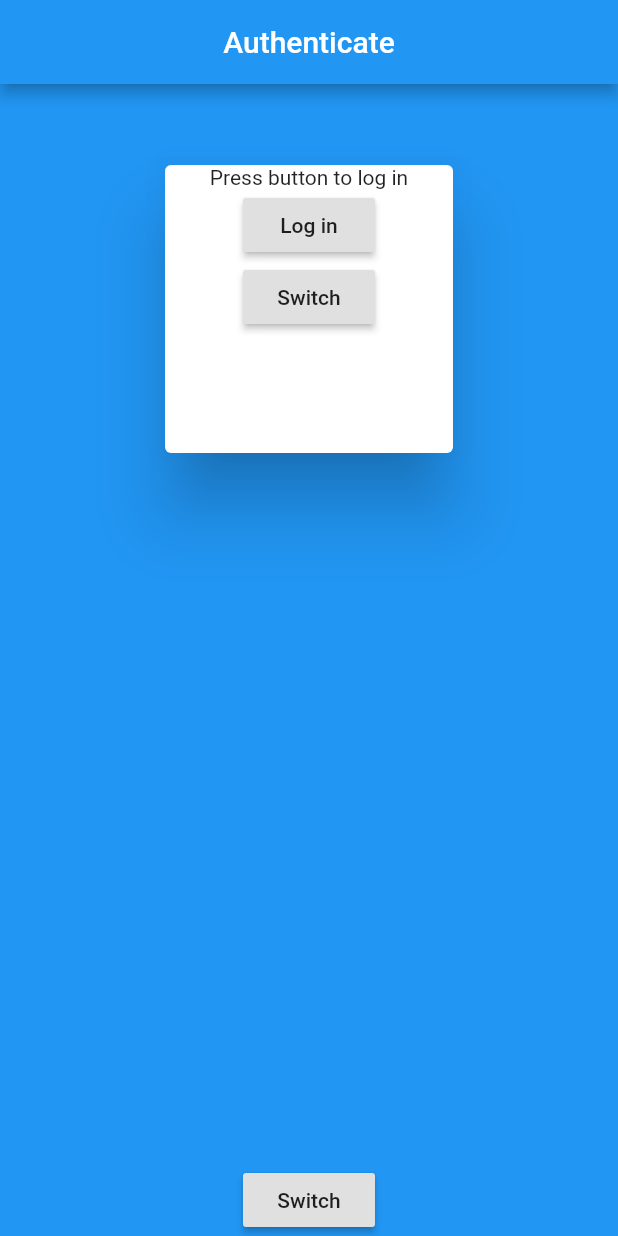
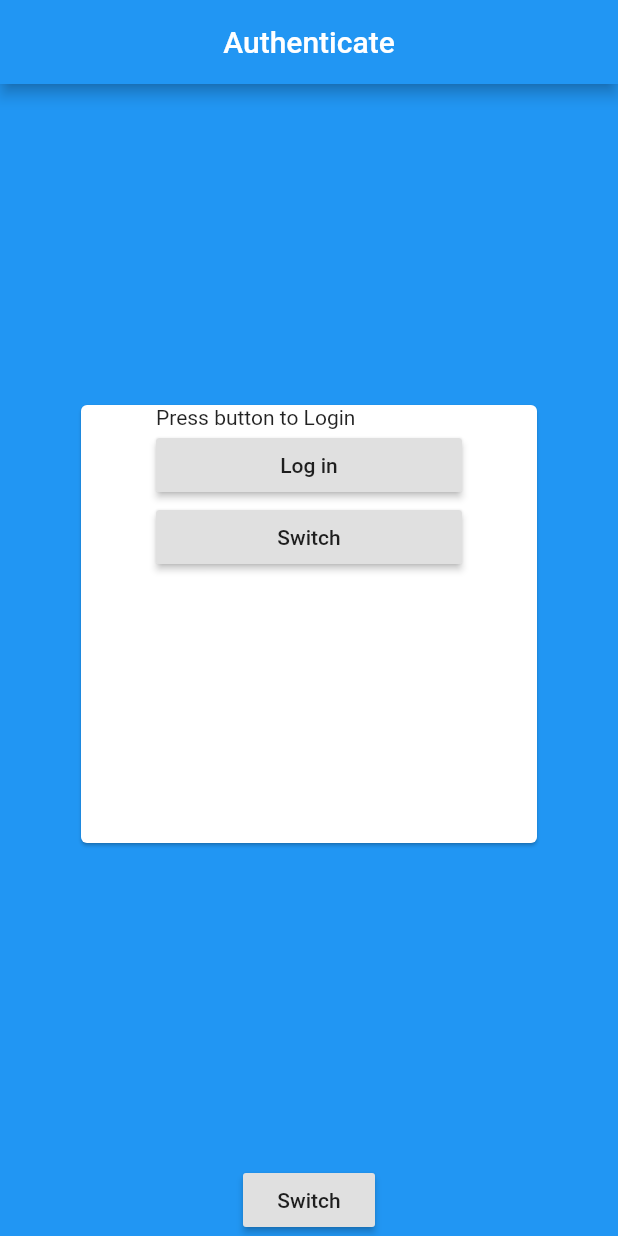
Before and after one commit to djurobrah/flutter_fire_auth, a Flutter app: the screen it shows after launch, after a tap on "Switch", on a phone screen of 412 x 824 dp. Run offline on Flutter 3.47's test engine with Material 2 defaults, Android fonts, the phone set to English and light mode, and no system bars; our stand-ins replace fluro; statements that could not run were skipped.

Commit message:
Using AnimatedWidget to switch auth cards.

```diff
--- /dev/null
+++ b/lib/AnimatedAuthCard.dart
@@ -0,0 +1,20 @@
+import 'package:flutter/material.dart';
+import 'package:flutter/animation.dart';
+
+class AnimatedAuthCard extends AnimatedWidget {
+  static final _heightTween = Tween<double>(begin: 0, end: 300);
+  final Widget child;
+
+  AnimatedAuthCard({Key key, Animation<double> animation, this.child})
+      : super(key: key, listenable: animation);
+
+  @override
+  Widget build(BuildContext context) {
+    final Animation<double> animation = listenable as Animation<double>;
+    return Container(
+      margin: EdgeInsets.symmetric(horizontal: 50),
+      height: _heightTween.evaluate(animation),
+      child: Card(child: child),
+    );
+  }
+}
--- a/lib/AuthPage.dart
+++ b/lib/AuthPage.dart
@@ -1,4 +1,6 @@
 import 'package:flutter/material.dart';
+import 'package:flutter_fire_auth/AnimatedAuthCard.dart';
+
 import 'package:flutter_fire_auth/LogInWidget.dart';
 import 'package:flutter_fire_auth/RegisterWidget.dart';
 
@@ -7,7 +9,8 @@ class AuthPage extends StatefulWidget {
   _AuthPageState createState() => _AuthPageState();
 }
 
-class _AuthPageState extends State<AuthPage> {
+class _AuthPageState extends State<AuthPage>
+    with SingleTickerProviderStateMixin {
   Widget _displayedWidget = LogInWidget();
 
   void _changeWidget() {
@@ -18,6 +21,42 @@ class _AuthPageState extends State<AuthPage> {
     });
   }
 
+  Animation<double> animation;
+  AnimationController controller;
+
+  void _setupAnimation() {
+    controller = AnimationController(
+      duration: const Duration(milliseconds: 700),
+      vsync: this,
+    );
+    animation = controller.drive(
+      CurveTween(curve: Curves.easeOutBack),
+    )..addStatusListener((status) {
+        if (status == AnimationStatus.completed) {
+          print('completed');
+//          _changeWidget();
+        }
+        if (status == AnimationStatus.dismissed) {
+          print('dismissed');
+          controller.forward();
+          _changeWidget();
+        }
+      });
+    controller.forward();
+  }
+
+  @override
+  void initState() {
+    super.initState();
+    _setupAnimation();
+  }
+
+  @override
+  void dispose() {
+    controller.dispose();
+    super.dispose();
+  }
+
   @override
   Widget build(BuildContext context) {
     return Scaffold(
@@ -26,23 +65,22 @@ class _AuthPageState extends State<AuthPage> {
           child: Text('Authenticate'),
         ),
       ),
-      body: Center(
-        child: Column(
-          children: <Widget>[
-            AnimatedSwitcher(
-              duration: const Duration(milliseconds: 450),
+      body: Column(
+        mainAxisAlignment: MainAxisAlignment.center,
+        children: <Widget>[
+          Expanded(child: Container()),
+          Center(
+            child: AnimatedAuthCard(
+              animation: animation,
               child: _displayedWidget,
-              transitionBuilder: (Widget child, Animation<double> animation) =>
-                  ScaleTransition(child: child, scale: animation),
-              reverseDuration: const Duration(milliseconds: 450),
             ),
-            Flexible(child: Container(),),
-            RaisedButton(
-              child: Text("Switch"),
-              onPressed: () => _changeWidget(),
-            ),
-          ],
-        ),
+          ),
+          Expanded(child: Container()),
+          RaisedButton(
+            child: Text("Switch"),
+            onPressed: () => controller.reverse(),
+          ),
+        ],
       ),
       backgroundColor: Colors.blue,
     );
--- a/lib/LogInWidget.dart
+++ b/lib/LogInWidget.dart
@@ -3,26 +3,19 @@ import 'package:flutter/material.dart';
 class LogInWidget extends StatelessWidget {
   @override
   Widget build(BuildContext context) {
-    return Container(
-      width: 200,
-      height: 200,
-      margin: EdgeInsets.symmetric(vertical: 50),
-      child: Card(
-        elevation: 20,
-        child: Column(
+    return ListView(
+      padding: EdgeInsets.symmetric(horizontal: 50),
       children: <Widget>[
-            Text("Press button to log in"),
+        Text("Press button to Login"),
         RaisedButton(
           child: Text("Log in"),
           onPressed: () => Navigator.pushNamed(context, 'homePage'),
         ),
         RaisedButton(
           child: Text("Switch"),
-              onPressed: () => Navigator.pushNamed(context, 'homePage'),
+          onPressed: () => print('bla'),
         ),
       ],
-        ),
-      ),
     );
   }
 }
--- a/lib/RegisterWidget.dart
+++ b/lib/RegisterWidget.dart
@@ -3,25 +3,15 @@ import 'package:flutter/material.dart';
 class RegisterWidget extends StatelessWidget {
   @override
   Widget build(BuildContext context) {
-    return Container(
-      width: 300,
-      height: 300,
-      child: Card(
-        elevation: 20,
-        child: Column(
-          children: <Widget>[
-            Text("Press button to register"),
-            RaisedButton(
-              child: Text("Register"),
-              onPressed: () => Navigator.pushNamed(context, 'homePage'),
-            ),
-            RaisedButton(
-              child: Text("Switch"),
-              onPressed: () => Navigator.pushNamed(context, 'homePage'),
-            ),
-          ],
+    return ListView(
+      padding: EdgeInsets.symmetric(horizontal: 50),
+      children: <Widget>[
+        Text("Press button to Register"),
+        RaisedButton(
+          child: Text("Register"),
+          onPressed: () => Navigator.pushNamed(context, 'homePage'),
         ),
-      ),
+      ],
     );
   }
 }
--- a/lib/main.dart
+++ b/lib/main.dart
@@ -24,4 +24,3 @@ class MyApp extends StatelessWidget {
 }
 
 // TODO: connect Firebase auth and expand from there
-// TODO: play with animations a little more
```
Lines whose indentation alone changed are shown as unchanged.
